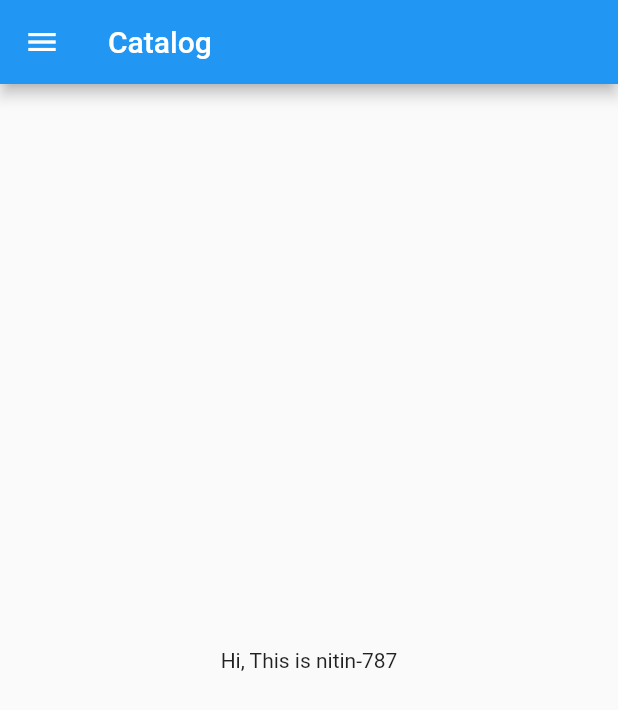
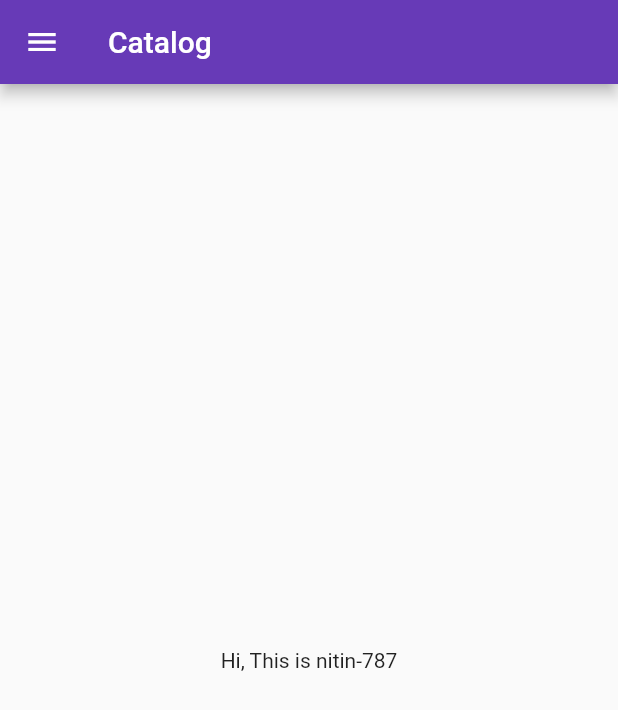
Before and after one commit to nitin-787/Flutter_Catalog, a Flutter app: the screen it shows after launch, on a phone screen of 412 x 824 dp. Shown: the top 710 px of the screen. Run offline on Flutter 3.47's test engine with Material 2 defaults, Android fonts, the phone set to English and light mode, and no system bars.

Commit message:
day3 completed

```diff
--- a/lib/main.dart
+++ b/lib/main.dart
@@ -1,18 +1,32 @@
 // ignore_for_file: prefer_const_constructors
 
 import 'package:flutter/material.dart';
-import 'package:flutter_catalog/home_page.dart';
+import 'pages/home_page.dart';
+import 'pages/login_page.dart';
 
 void main() {
   runApp(MyApp());
 }
 
 class MyApp extends StatelessWidget {
+  const MyApp({Key? key}) : super(key: key);
+
   @override
   Widget build(BuildContext context) {
-
     return MaterialApp(
-      home: HomePage(),
+      themeMode: ThemeMode.light,
+      theme: ThemeData(
+        primarySwatch: Colors.deepPurple,
+      ),
+      darkTheme: ThemeData(
+        brightness: Brightness.dark,
+      ),
+      initialRoute: "/home",
+      routes: {
+        "/": (context) => LoginPage(),
+        "/home": (context) => HomePage(),
+        "/login": (context) => LoginPage(),
+      },
     );
   }
 }
```
Also changed, not shown: lib/pages/login_page.dart (added, +21 -0 lines), lib/pages/home_page.dart (renamed from lib/home_page.dart).
